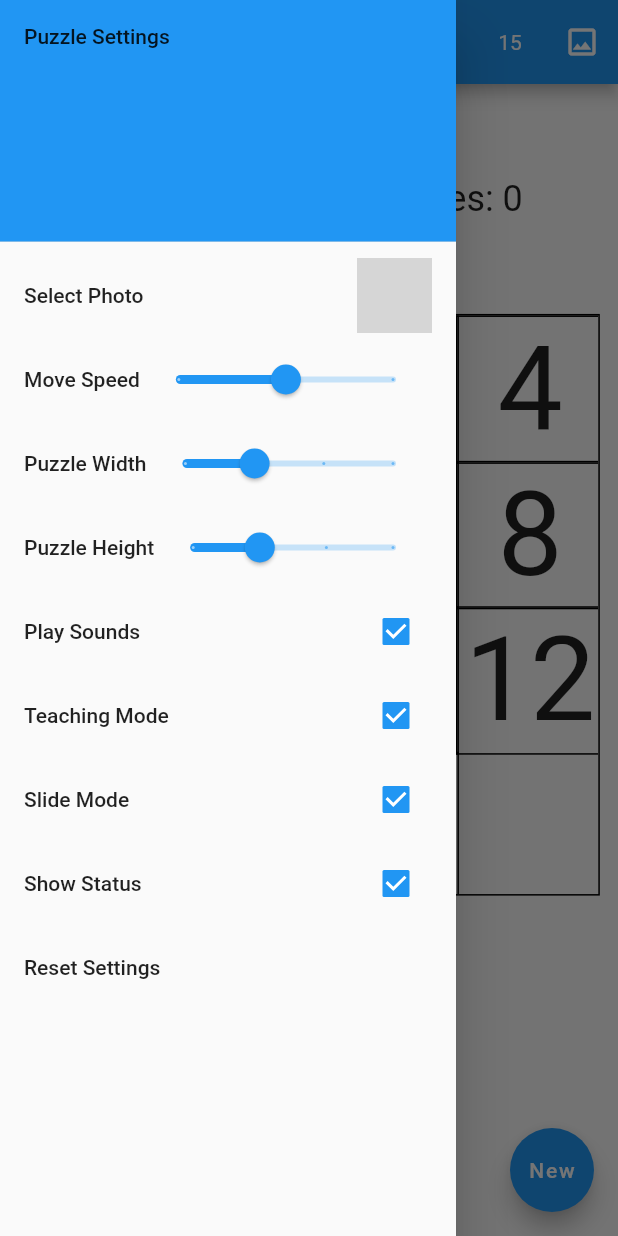
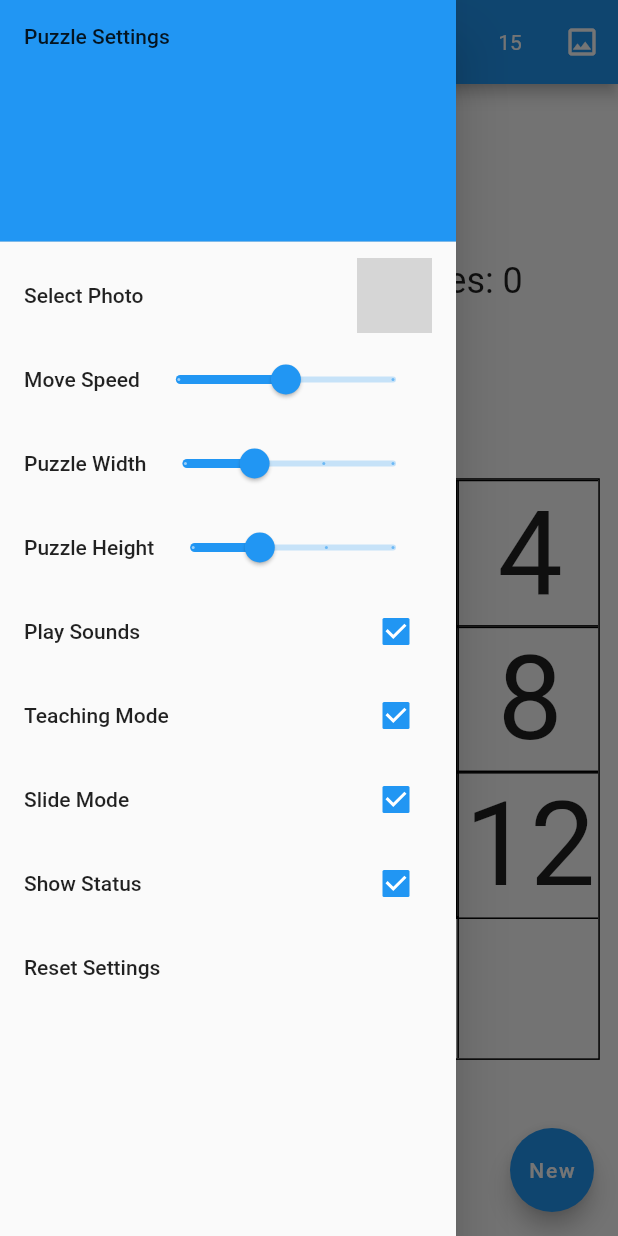
Before and after one commit to campcoxconsultants/flutter_15, a Flutter app: the screen it shows after launch, in the side drawer, after a tap on "Reset Settings", on a phone screen of 412 x 824 dp. Run offline on Flutter 3.47's test engine with Material 2 defaults, Android fonts, the phone set to English and light mode, and no system bars; our stand-ins replace assets_audio_player, image_picker, localstorage; grey boxes are pictures that could not be loaded.

Commit message:
Android support plus bug fixes

```diff
--- a/lib/game_engine.dart
+++ b/lib/game_engine.dart
@@ -5,7 +5,6 @@ import 'package:flutter/foundation.dart';
 import 'coord.dart';
 import 'settings.dart';
 
-// TODO: Teaching mode
 /// Handles the business logic of the game.
 class GameEngine extends ChangeNotifier {
   /// Represents the state of a completed puzzle.
@@ -189,8 +188,7 @@ class GameEngine extends ChangeNotifier {
     for (int y = 0; y < currentHeight - 2; y++) {
       for (int x = 0; x < currentWidth; x++) {
         int piece = _getSolvedTile(x: x, y: y)!;
-        _solvingHeadline = 'Solving Tile ${piece}';
-
+        _solvingHeadline = 'Solving Tile $piece';
         await _solveTarget(piece: piece, target: Coordinate(x: x, y: y));
       }
     }
@@ -200,13 +198,13 @@ class GameEngine extends ChangeNotifier {
     for (int x = 0; x < currentWidth - 2; x++) {
       final topTile = _getSolvedTile(x: x, y: currentHeight - 2)!;
       final bottomTile = _getSolvedTile(x: x, y: currentHeight - 1)!;
-
+      print('dec $topTile, $bottomTile');
       if (_puzzle[Coordinate(x: x, y: currentHeight - 2)] == topTile &&
-          _puzzle[Coordinate(x: x, y: currentHeight - 1)] != bottomTile) {
+          _puzzle[Coordinate(x: x, y: currentHeight - 1)] == bottomTile) {
         // already solved
         continue;
       }
-
+      print('dec after');
       _solvingHeadline = "Moving Tile $bottomTile to $topTile's Square";
       await _solveTarget(piece: bottomTile, target: Coordinate(x: x, y: currentHeight - 2));
 
--- a/lib/main.dart
+++ b/lib/main.dart
@@ -5,26 +5,17 @@ import 'settings.dart';
 
 late Settings _settings;
 void main() async {
+  // To avoid updating the board in rapid succession on startup
+  // we want the settings to be loaded before drawing it the first time.
   _settings = await Settings.load();
-  runApp(const MyApp());
-}
 
-class MyApp extends StatefulWidget {
-  const MyApp({Key? key}) : super(key: key);
-
-  @override
-  State<MyApp> createState() => _MyAppState();
-}
-
-class _MyAppState extends State<MyApp> {
-  @override
-  Widget build(BuildContext context) {
-    return MaterialApp(
-      title: 'Flutter Puzzle Hack',
+  runApp(
+    MaterialApp(
+      title: 'Super Slider',
       theme: ThemeData(
         primarySwatch: Colors.blue,
       ),
-      home: FlutterPuzzlePage(title: 'Flutter 15 Puzzle', settings: _settings),
-    );
-  }
+      home: FlutterPuzzlePage(settings: _settings),
+    ),
+  );
 }
--- a/lib/puzzle_page.dart
+++ b/lib/puzzle_page.dart
@@ -14,11 +14,9 @@ import 'puzzle_piece.dart';
 class FlutterPuzzlePage extends StatefulWidget {
   const FlutterPuzzlePage({
     Key? key,
-    required this.title,
     required this.settings,
   }) : super(key: key);
 
-  final String title;
   final Settings settings;
 
   @override
@@ -214,7 +212,7 @@ class _FlutterPuzzlePageState extends State<FlutterPuzzlePage> {
 
     return Scaffold(
       appBar: AppBar(
-        title: Text(widget.title),
+        title: const Text('Super Slider'),
         actions: [
           IconButton(
             onPressed: () {
@@ -237,10 +235,8 @@ class _FlutterPuzzlePageState extends State<FlutterPuzzlePage> {
       drawer: PuzzleDrawer(
         settings: widget.settings,
       ),
-      // TODO: Teaching mode
       body: LayoutBuilder(
         builder: (_, BoxConstraints constraints) {
-          // TODO: Explain the math
           final portraitWidthConstraint = constraints.maxWidth / (widget.settings.puzzleWidth + 0.25);
           final landscapeWidthConstraint = (constraints.maxWidth -
                   (widget.settings.isShowingStatus || widget.settings.isTeachingMode ? _sideDisplaySize : 0)) /
@@ -308,6 +304,7 @@ class _FlutterPuzzlePageState extends State<FlutterPuzzlePage> {
                   ],
                 ),
                 _buildPuzzleStack(portraitSize),
+                if (widget.settings.isTeachingMode && _gameEngine.gameState == GameState.autoSolving) ...[
                   Text(
                     _gameEngine.solvingHeadline ?? '',
                     style: Theme.of(context).textTheme.titleLarge,
@@ -316,6 +313,7 @@ class _FlutterPuzzlePageState extends State<FlutterPuzzlePage> {
                     _gameEngine.solvingDetails.join('. '),
                     style: Theme.of(context).textTheme.bodyMedium,
                   ),
+                ],
               ],
             );
           }
@@ -346,7 +344,6 @@ class _FlutterPuzzlePageState extends State<FlutterPuzzlePage> {
                   left: key.x * width,
                   duration: _getAnimationDuration(),
                   child: GestureDetector(
-                    // TODO: allow for sliding pieces
                     onTap: widget.settings.isSliding
                         ? null
                         : () {
--- a/lib/settings.dart
+++ b/lib/settings.dart
@@ -162,6 +162,7 @@ class Settings extends ChangeNotifier {
     await _localStorage.clear();
 
     _loadSettings();
+    notifyListeners();
   }
 
   /// Loads all settings with defaults upon app start.
--- a/pubspec.yaml
+++ b/pubspec.yaml
@@ -15,7 +15,7 @@ publish_to: 'none' # Remove this line if you wish to publish to pub.dev
 # In iOS, build-name is used as CFBundleShortVersionString while build-number used as CFBundleVersion.
 # Read more about iOS versioning at
 # https://developer.apple.com/library/archive/documentation/General/Reference/InfoPlistKeyReference/Articles/CoreFoundationKeys.html
-version: 1.0.0+1
+version: 1.0.0+2
 
 environment:
   sdk: ">=2.15.1 <3.0.0"
```
Also changed, not shown: 3 other files. Lines whose indentation alone changed are shown as unchanged.
